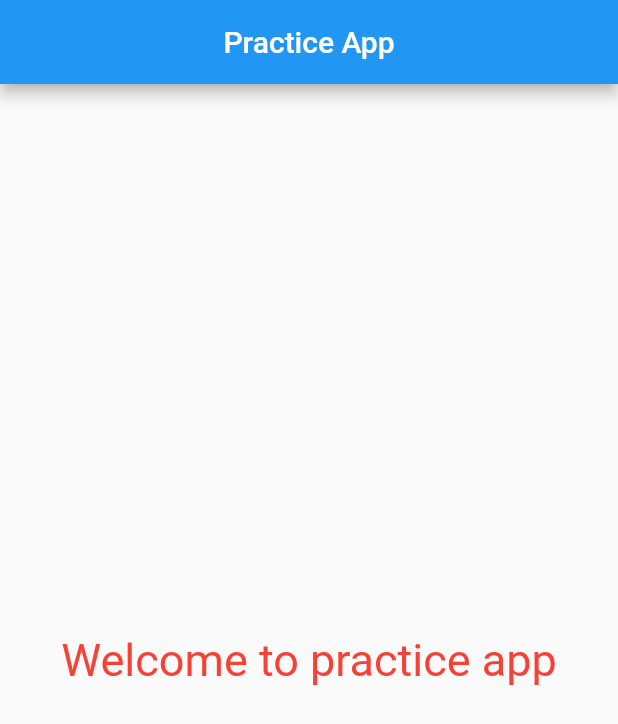
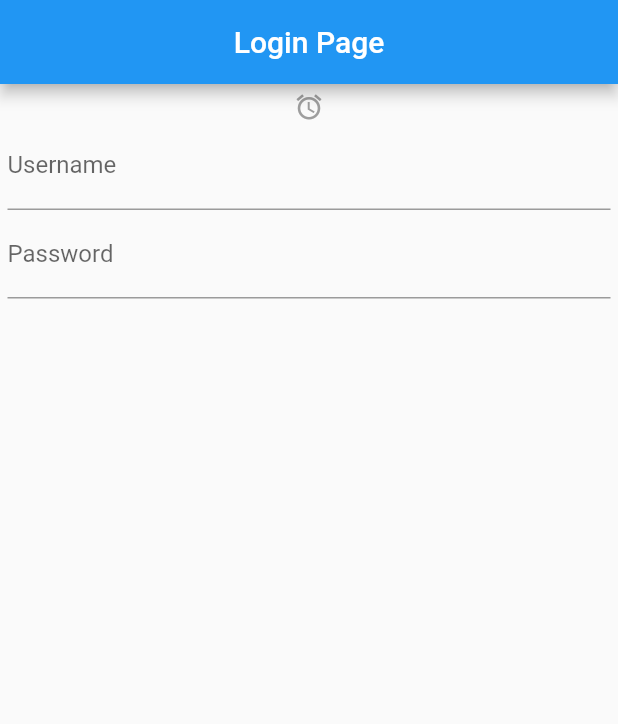
Before and after one commit to kausar100/flutter_practice_app, a Flutter app: the screen it shows after launch, on a phone screen of 412 x 824 dp. Shown: the top 724 px of the screen. Run offline on Flutter 3.47's test engine with Material 2 defaults, Android fonts, the phone set to English and light mode, and no system bars.

Commit message:
day3 completed

```diff
--- a/lib/main.dart
+++ b/lib/main.dart
@@ -1,30 +1,9 @@
 import 'package:flutter/material.dart';
+import 'package:flutter_practice/pages/homepage.dart';
+import 'package:flutter_practice/pages/login_page.dart';
 
 void main() {
   runApp(MaterialApp(
-    home: HomePage(),
+    home: LoginPage(),
   ));
 }
-
-class HomePage extends StatelessWidget {
-  @override
-  Widget build(BuildContext context) {
-    return Scaffold(
-      appBar: AppBar(
-        title: Text('Practice App'),
-        centerTitle: true,
-      ),
-      body: Center(
-        child: Container(
-          child: Text(
-            'Welcome to practice app',
-            style: TextStyle(
-              color: Colors.red,
-              fontSize: 30.0,
-            ),
-          ),
-        ),
-      ),
-    );
-  }
-}
--- /dev/null
+++ b/lib/pages/login_page.dart
@@ -0,0 +1,34 @@
+import 'package:flutter/material.dart';
+
+class LoginPage extends StatelessWidget {
+  @override
+  Widget build(BuildContext context) {
+    return Scaffold(
+      appBar: AppBar(
+        title: Text("Login Page"),
+        centerTitle: true,
+      ),
+      body: Padding(
+        padding: const EdgeInsets.all(5.0),
+        child: Column(
+          children: [
+            Container(
+              child: Icon(Icons.alarm, size: 20, color: Colors.grey,),
+            ),
+
+            TextFormField(
+              decoration: InputDecoration(
+                  labelText: "Username", hintText: 'Enter your username here'),
+            ),
+
+            TextFormField(
+              obscureText: true,
+              decoration: InputDecoration(
+                  labelText: "Password", hintText: 'Enter your password here'),
+            )
+          ],
+        ),
+      ),
+    );
+  }
+}
--- a/pubspec.yaml
+++ b/pubspec.yaml
@@ -58,9 +58,8 @@ flutter:
   uses-material-design: true
 
   # To add assets to your application, add an assets section, like this:
-  # assets:
-  #   - images/a_dot_burr.jpeg
-  #   - images/a_dot_ham.jpeg
+assets:
+  - assets/images/
 
   # An image asset can refer to one or more resolution-specific "variants", see
   # https://flutter.dev/assets-and-images/#resolution-aware.
```
Also changed, not shown: lib/pages/homepage.dart (added, +32 -0 lines), assets/images/login.png (added), 1 other file.
